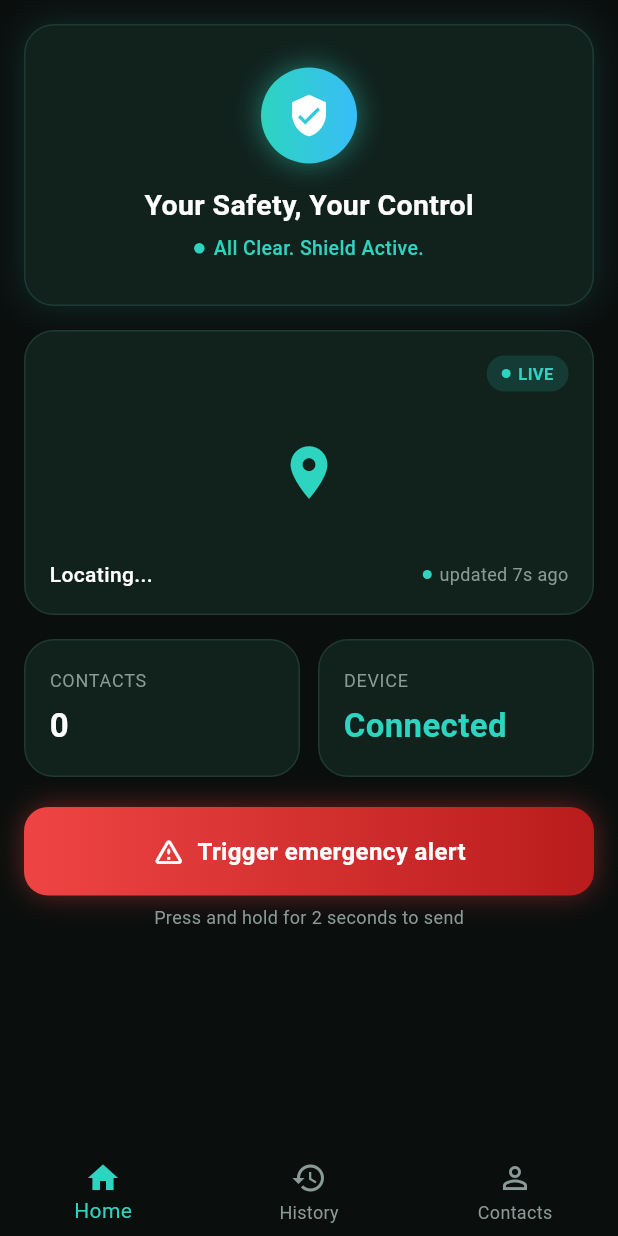
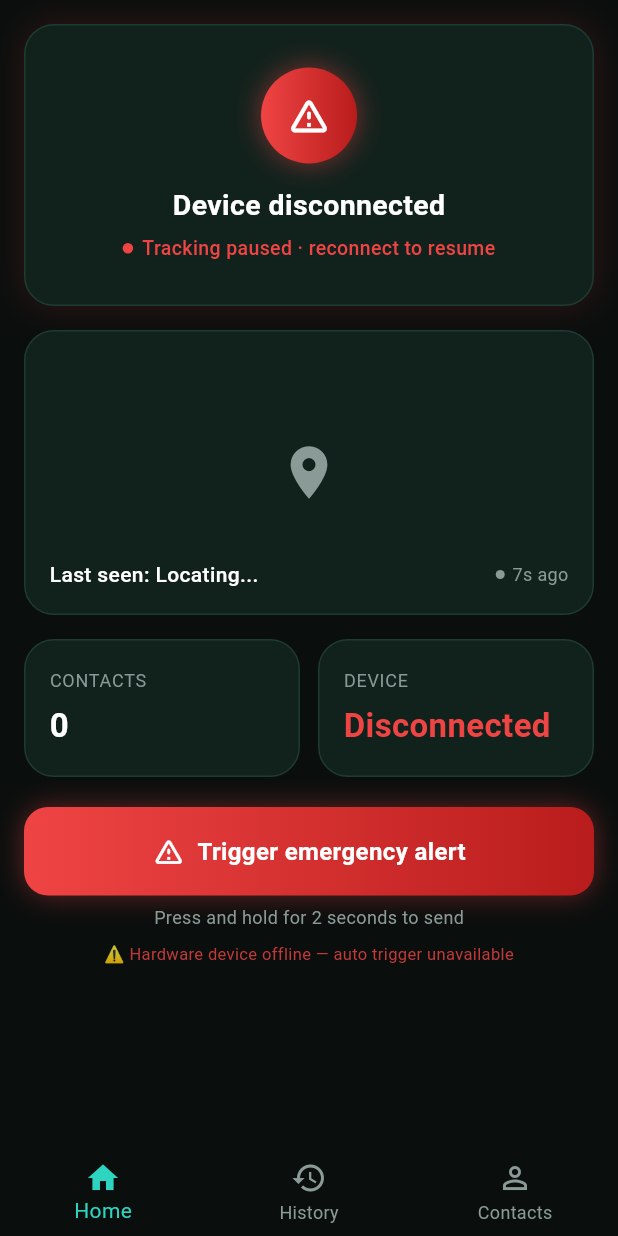
Before and after one commit to SubashreeT24/SheAlert, a Flutter app: the screen it shows after launch, on a phone screen of 412 x 824 dp. Run offline on Flutter 3.47's test engine with Material 3 defaults, Android fonts, the phone set to English and light mode, and no system bars; our stand-ins replace cloud_firestore, firebase_core, geocoding, geolocator; accounts and stored records are empty.

```diff
--- a/she_alert_app/lib/screens/home_screen.dart
+++ b/she_alert_app/lib/screens/home_screen.dart
@@ -10,10 +10,8 @@ import '../widgets/status_card.dart';
 import '../widgets/location_card.dart';
 import '../widgets/info_tile.dart';
 
-// TODO: replace with real auth uid once login is built
 const String currentUserId = 'testuser1';
 
-// Your Cloud Function URL — must match exactly (case-sensitive)
 const String _manualAlertUrl =
     'https://asia-southeast1-shealert-222cc.cloudfunctions.net/manualAlert';
 
@@ -24,12 +22,15 @@ class HomeScreen extends StatefulWidget {
 }
 
 class _HomeScreenState extends State<HomeScreen> {
-  bool connected = true;
+  // FIX: starts as false — only true when ESP32 heartbeat confirmed
+  bool deviceConnected = false;
+  bool locationReady = false;
   String place = "Locating...";
   double? _currentLat;
   double? _currentLng;
   DateTime lastUpdate = DateTime.now();
   StreamSubscription<Position>? _posSub;
+  StreamSubscription<DocumentSnapshot>? _deviceSub;
   Timer? _ageTimer;
   Timer? _holdTimer;
   bool _isHolding = false;
@@ -49,23 +50,47 @@ class _HomeScreenState extends State<HomeScreen> {
         .map((snap) => snap.docs.length);
 
     _startTracking();
+    _listenToDeviceHeartbeat();
     _ageTimer = Timer.periodic(
       const Duration(seconds: 1),
       (_) => setState(() {}),
     );
   }
 
+  // FIX: Listen to deviceLastSeen from Firestore
+  // Device is considered connected if heartbeat received within 60 seconds
+  void _listenToDeviceHeartbeat() {
+    _deviceSub = FirebaseFirestore.instance
+        .collection('users')
+        .doc(currentUserId)
+        .snapshots()
+        .listen((snap) {
+      if (!snap.exists) {
+        setState(() => deviceConnected = false);
+        return;
+      }
+      final data = snap.data()!;
+      final Timestamp? lastSeen = data['deviceLastSeen'] as Timestamp?;
+      if (lastSeen == null) {
+        setState(() => deviceConnected = false);
+        return;
+      }
+      final diff = DateTime.now().difference(lastSeen.toDate());
+      setState(() => deviceConnected = diff.inSeconds < 60);
+    });
+  }
+
   Future<void> _startTracking() async {
     bool serviceEnabled = await Geolocator.isLocationServiceEnabled();
     if (!serviceEnabled) {
-      setState(() => connected = false);
+      setState(() => locationReady = false);
       return;
     }
     LocationPermission permission = await Geolocator.checkPermission();
     if (permission == LocationPermission.denied) {
       permission = await Geolocator.requestPermission();
       if (permission == LocationPermission.denied) {
-        setState(() => connected = false);
+        setState(() => locationReady = false);
         return;
       }
     }
@@ -100,15 +125,15 @@ class _HomeScreenState extends State<HomeScreen> {
               "${p.subLocality ?? p.locality ?? ''}, ${p.locality ?? ''}"
                   .trim();
           lastUpdate = DateTime.now();
-          connected = true;
+          locationReady = true;
         });
       } catch (_) {
         setState(() {
           lastUpdate = DateTime.now();
-          connected = true;
+          locationReady = true;
         });
       }
-    }, onError: (_) => setState(() => connected = false));
+    }, onError: (_) => setState(() => locationReady = false));
   }
 
   String get _updatedLabel {
@@ -157,7 +182,6 @@ class _HomeScreenState extends State<HomeScreen> {
       _isSendingAlert = true;
     });
 
-    // Check contacts first — abort early if none
     final contactSnap = await FirebaseFirestore.instance
         .collection('users')
         .doc(currentUserId)
@@ -173,7 +197,6 @@ class _HomeScreenState extends State<HomeScreen> {
       return;
     }
 
-    // Show optimistic dialog immediately
     if (mounted) _showSendingDialog();
 
     try {
@@ -200,8 +223,6 @@ class _HomeScreenState extends State<HomeScreen> {
       debugPrint('Response body: ${response.body}');
 
       if (!mounted) return;
-
-      // Close the sending dialog
       Navigator.of(context, rootNavigator: true).pop();
 
       if (response.statusCode == 200) {
@@ -244,18 +265,12 @@ class _HomeScreenState extends State<HomeScreen> {
           children: [
             Icon(Icons.warning_amber_rounded, color: Colors.red),
             SizedBox(width: 8),
-            Text(
-              '🚨 Sending Alert...',
-              style: TextStyle(color: Colors.white),
-            ),
+            Text('🚨 Sending Alert...', style: TextStyle(color: Colors.white)),
           ],
         ),
         content: const Row(
           children: [
-            CircularProgressIndicator(
-              color: AppColors.teal,
-              strokeWidth: 2.5,
-            ),
+            CircularProgressIndicator(color: AppColors.teal, strokeWidth: 2.5),
             SizedBox(width: 16),
             Expanded(
               child: Text(
@@ -278,10 +293,7 @@ class _HomeScreenState extends State<HomeScreen> {
           children: [
             Icon(Icons.warning_amber_rounded, color: Colors.red),
             SizedBox(width: 8),
-            Text(
-              '🚨 Alert Sent!',
-              style: TextStyle(color: Colors.white),
-            ),
+            Text('🚨 Alert Sent!', style: TextStyle(color: Colors.white)),
           ],
         ),
         content: Text(
@@ -316,6 +328,7 @@ class _HomeScreenState extends State<HomeScreen> {
   @override
   void dispose() {
     _posSub?.cancel();
+    _deviceSub?.cancel();
     _ageTimer?.cancel();
     _holdTimer?.cancel();
     super.dispose();
@@ -330,12 +343,12 @@ class _HomeScreenState extends State<HomeScreen> {
           crossAxisAlignment: CrossAxisAlignment.stretch,
           children: [
             StatusCard(
-              status: connected
+              status: locationReady
                   ? SafetyStatus.safe
                   : SafetyStatus.disconnected,
             ),
             const SizedBox(height: 16),
-            connected
+            locationReady
                 ? LocationCard(
                     place: place,
                     updatedLabel: "updated $_updatedLabel",
@@ -355,10 +368,7 @@ class _HomeScreenState extends State<HomeScreen> {
                     stream: _contactCountStream,
                     builder: (context, snapshot) {
                       final count = snapshot.data ?? 0;
-                      return InfoTile(
-                        label: 'Contacts',
-                        value: '$count',
-                      );
+                      return InfoTile(label: 'Contacts', value: '$count');
                     },
                   ),
                 ),
@@ -366,24 +376,23 @@ class _HomeScreenState extends State<HomeScreen> {
                 Expanded(
                   child: InfoTile(
                     label: 'Device',
-                    value: connected ? 'Connected' : 'Disconnected',
-                    valueColor:
-                        connected ? AppColors.teal : AppColors.red,
+                    // FIX: now shows real ESP32 connection status
+                    value: deviceConnected ? 'Connected' : 'Disconnected',
+                    valueColor: deviceConnected ? AppColors.teal : AppColors.red,
                   ),
                 ),
               ],
             ),
             const SizedBox(height: 20),
 
-            connected
-                ? GestureDetector(
+            // FIX: Manual trigger always visible regardless of device status
+            GestureDetector(
               onLongPressStart: (_) => _onHoldStart(),
               onLongPressEnd: (_) => _onHoldEnd(),
               child: Stack(
                 children: [
                   Container(
-                          padding:
-                              const EdgeInsets.symmetric(vertical: 18),
+                    padding: const EdgeInsets.symmetric(vertical: 18),
                     decoration: BoxDecoration(
                       gradient: const LinearGradient(
                         colors: [AppColors.red, AppColors.redDark],
@@ -407,14 +416,10 @@ class _HomeScreenState extends State<HomeScreen> {
                               ),
                             )
                           : const Row(
-                                    mainAxisAlignment:
-                                        MainAxisAlignment.center,
+                              mainAxisAlignment: MainAxisAlignment.center,
                               children: [
-                                      Icon(
-                                        Icons.warning_amber_rounded,
-                                        color: Colors.white,
-                                        size: 22,
-                                      ),
+                                Icon(Icons.warning_amber_rounded,
+                                    color: Colors.white, size: 22),
                                 SizedBox(width: 8),
                                 Text(
                                   'Trigger emergency alert',
@@ -435,37 +440,14 @@ class _HomeScreenState extends State<HomeScreen> {
                         borderRadius: BorderRadius.circular(16),
                         child: LinearProgressIndicator(
                           value: _holdProgress,
-                                backgroundColor:
-                                    Colors.white.withOpacity(0.2),
+                          backgroundColor: Colors.white.withOpacity(0.2),
                           valueColor:
-                                    const AlwaysStoppedAnimation<Color>(
-                                        Colors.white),
+                              const AlwaysStoppedAnimation<Color>(Colors.white),
                           minHeight: double.infinity,
                         ),
                       ),
                     ),
                 ],
-                    ),
-                  )
-
-                : Container(
-                    padding: const EdgeInsets.symmetric(vertical: 18),
-                    decoration: BoxDecoration(
-                      color: AppColors.cardBg,
-                      borderRadius: BorderRadius.circular(16),
-                      border: Border.all(color: AppColors.cardBorder),
-                    ),
-                    child: Center(
-                      child: TextButton(
-                        onPressed: _startTracking,
-                        child: const Text(
-                          'Reconnect device',
-                          style: TextStyle(
-                            color: AppColors.textSecondary,
-                            fontWeight: FontWeight.bold,
-                          ),
-                        ),
-                      ),
               ),
             ),
 
@@ -474,15 +456,28 @@ class _HomeScreenState extends State<HomeScreen> {
               child: Text(
                 _isSendingAlert
                     ? 'Sending alert...'
-                    : connected
-                        ? 'Press and hold for 2 seconds to send'
-                        : 'Emergency alert needs device connection',
+                    : 'Press and hold for 2 seconds to send',
                 style: const TextStyle(
                   color: AppColors.textSecondary,
                   fontSize: 12,
                 ),
               ),
             ),
+
+            // Device status hint
+            if (!deviceConnected) ...[
+              const SizedBox(height: 8),
+              Center(
+                child: Text(
+                  '⚠️ Hardware device offline — auto trigger unavailable',
+                  style: TextStyle(
+                    color: AppColors.red.withOpacity(0.8),
+                    fontSize: 11,
+                  ),
+                  textAlign: TextAlign.center,
+                ),
+              ),
+            ],
           ],
         ),
       ),
```
Lines whose indentation alone changed are shown as unchanged.
